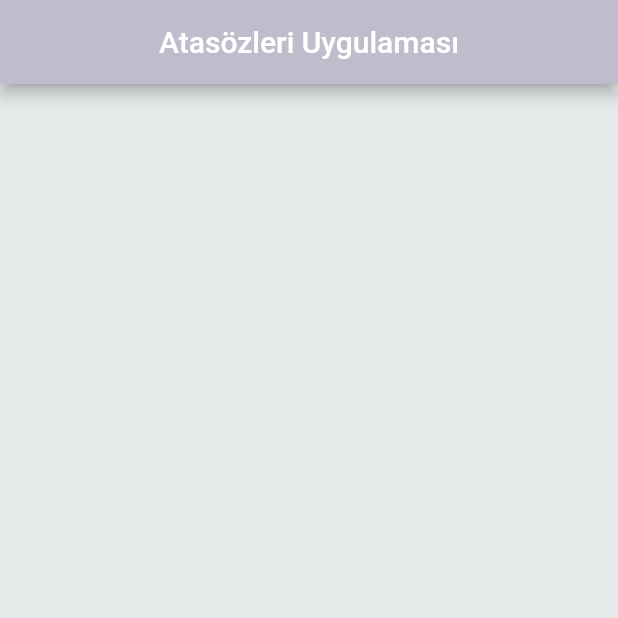
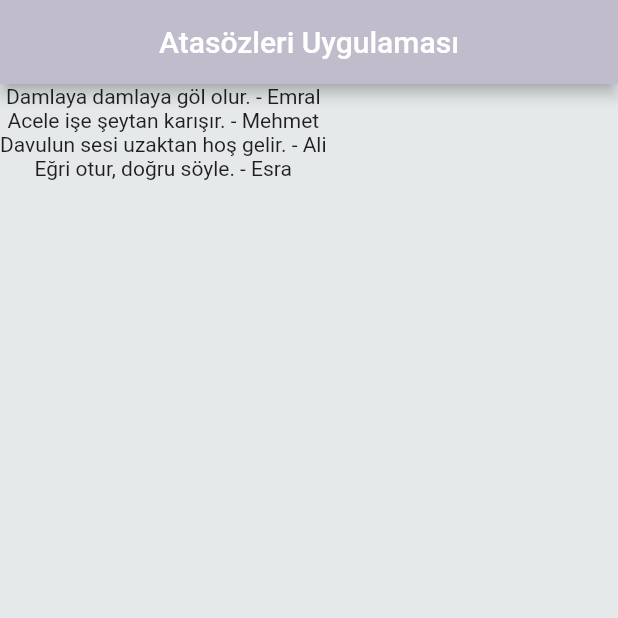
Before and after one commit to emralyilmaz/training_atasozleri_uygulamasi, a Flutter app: the screen it shows after launch, on a phone screen of 412 x 824 dp, the top half of it. Run offline on Flutter 3.47's test engine with Material 2 defaults, Android fonts, the phone set to English and light mode, and no system bars.

Commit message:
atasozler_class_olusturma

```diff
--- /dev/null
+++ b/lib/atasozler.dart
@@ -0,0 +1,6 @@
+class Atasozler {
+  String soz;
+  String ekleyen;
+
+  Atasozler({this.soz, this.ekleyen});
+}
--- a/lib/main.dart
+++ b/lib/main.dart
@@ -1,4 +1,5 @@
 import 'package:flutter/material.dart';
+import 'atasozler.dart';
 
 void main() => runApp(MaterialApp(
       home: AtasozleriWidget(),
@@ -10,7 +11,12 @@ class AtasozleriWidget extends StatefulWidget {
 }
 
 class _AtasozleriWidgetState extends State<AtasozleriWidget> {
-  List<String> atasozleri = [];
+  List<Atasozler> atasozleri = [
+    Atasozler(soz: "Damlaya damlaya göl olur.", ekleyen: "Emral"),
+    Atasozler(soz: "Acele işe şeytan karışır.", ekleyen: "Mehmet"),
+    Atasozler(soz: "Davulun sesi uzaktan hoş gelir.", ekleyen: "Ali"),
+    Atasozler(soz: "Eğri otur, doğru söyle.", ekleyen: "Esra")
+  ];
   @override
   Widget build(BuildContext context) {
     return Scaffold(
@@ -20,6 +26,10 @@ class _AtasozleriWidgetState extends State<AtasozleriWidget> {
         centerTitle: true,
         backgroundColor: Color.fromRGBO(192, 188, 203, 1),
       ),
+      body: Column(
+        children:
+            atasozleri.map((s) => Text("${s.soz} - ${s.ekleyen}")).toList(),
+      ),
     );
   }
 }
```
